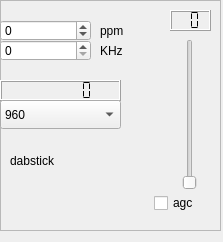
Qt form devices/rtlsdr-handler/dabstick-widget.ui (JvanKatwijk/sdr-j-spectrumviewer) before a commit.
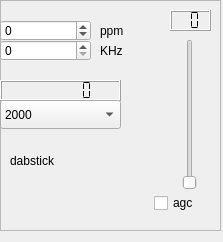
The same form after that commit.

The edit to the form file:
```diff
--- a/devices/rtlsdr-handler/dabstick-widget.ui
+++ b/devices/rtlsdr-handler/dabstick-widget.ui
@@ -121,6 +121,16 @@
       <height>29</height>
      </rect>
     </property>
+    <item>
+     <property name="text">
+      <string>2000</string>
+     </property>
+    </item>
+    <item>
+     <property name="text">
+      <string>2500</string>
+     </property>
+    </item>
     <item>
      <property name="text">
       <string>960</string>
```
Left out of the diff: 10 changed lines with no effect on the pictures.
